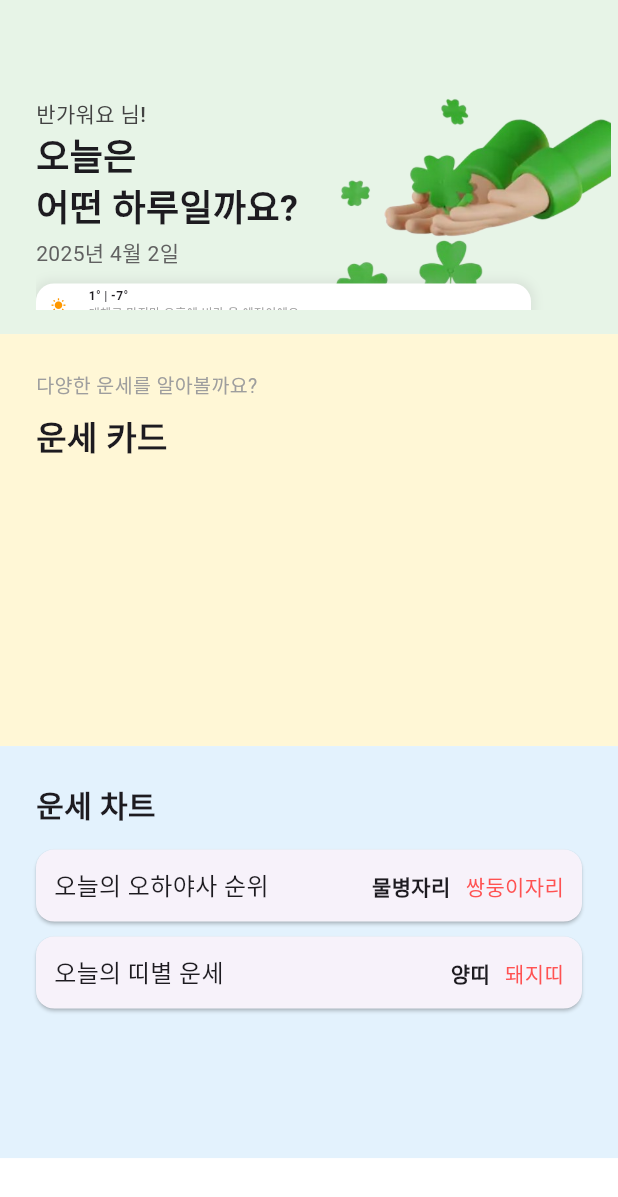
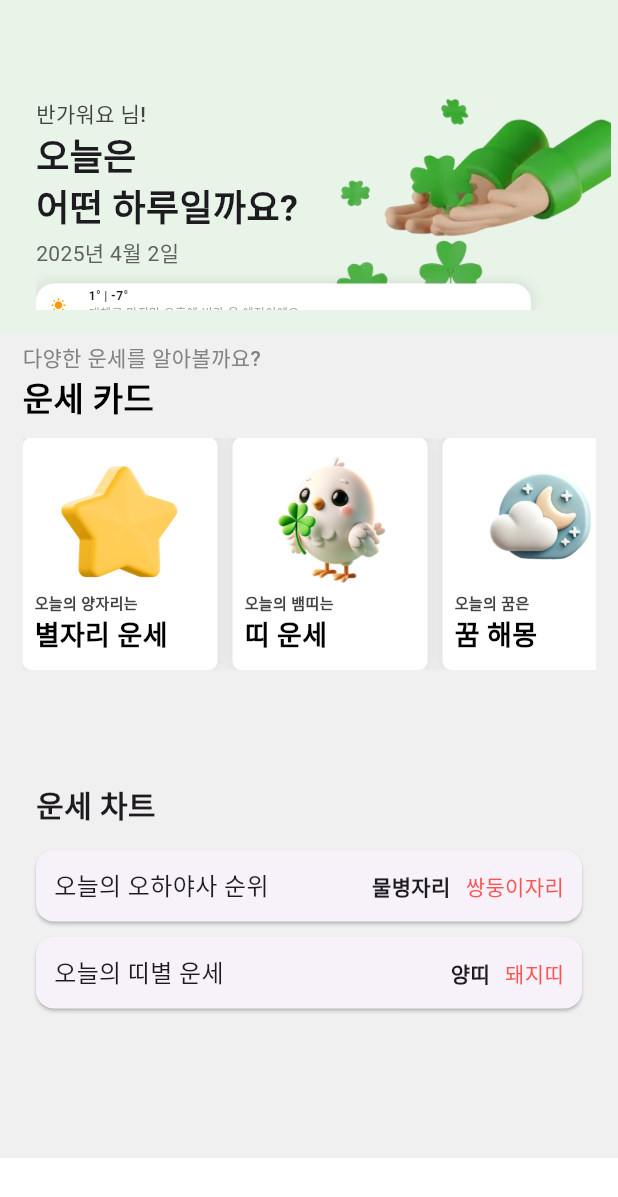
Before and after one commit to haengunse/haengunse-app, a Flutter app: the HomeScreen screen opened directly, on a phone screen of 412 x 824 dp. Shown: the top 1197 px of the screen. Run offline on Flutter 3.47's test engine with Material 3 defaults, Android fonts, the phone set to English and light mode, and no system bars; our stand-ins replace dio, shared_preferences; accounts and stored records are empty; Roboto replaces fonts that are missing (Pretendard).

Commit message:
[feat] 홈-세션2 화면 구성

```diff
--- a/lib/main.dart
+++ b/lib/main.dart
@@ -4,7 +4,6 @@ import 'screens/home_screen.dart';
 import 'screens/input_screen.dart';
 import 'screens/splash_screen.dart';
 import 'screens/today_screen.dart';
-import 'package:flutter_dotenv/flutter_dotenv.dart';
 
 void main() {
   runApp(const MyApp());
--- a/lib/screens/home/session_card.dart
+++ b/lib/screens/home/session_card.dart
@@ -10,16 +10,114 @@ class SessionCard extends StatelessWidget {
     return Container(
       height: screenHeight / 3,
       width: double.infinity,
-      color: const Color(0xFFFFF7D6),
-      padding: const EdgeInsets.all(24),
+      color: const Color.fromARGB(255, 240, 240, 240),
+      padding: const EdgeInsets.fromLTRB(15, 5, 15, 5),
       child: Column(
         crossAxisAlignment: CrossAxisAlignment.start,
-        children: const [
-          Text("다양한 운세를 알아볼까요?",
-              style: TextStyle(fontSize: 13, color: Colors.grey)),
-          SizedBox(height: 8),
-          Text("운세 카드",
-              style: TextStyle(fontSize: 22, fontWeight: FontWeight.bold)),
+        children: [
+          const Text(
+            "다양한 운세를 알아볼까요?",
+            style: TextStyle(
+              fontSize: 14,
+              fontWeight: FontWeight.w500,
+              color: Color.fromARGB(255, 132, 131, 131),
+              fontFamily: 'Pretendard',
+            ),
+          ),
+          const Text(
+            "운세 카드",
+            style: TextStyle(
+              fontSize: 22,
+              fontWeight: FontWeight.w700,
+              color: Colors.black,
+              fontFamily: 'Pretendard',
+            ),
+          ),
+          const SizedBox(height: 10),
+          SizedBox(
+            height: 155,
+            child: ListView(
+              scrollDirection: Axis.horizontal,
+              children: [
+                _buildFortuneCard(
+                  imagePath: 'assets/images/fortune_star.png',
+                  smallTitle: '오늘의 양자리는',
+                  bigTitle: '별자리 운세',
+                ),
+                const SizedBox(width: 10),
+                _buildFortuneCard(
+                  imagePath: 'assets/images/fortune_zodiac.png',
+                  smallTitle: '오늘의 뱀띠는',
+                  bigTitle: '띠 운세',
+                ),
+                const SizedBox(width: 10),
+                _buildFortuneCard(
+                  imagePath: 'assets/images/fortune_dream.png',
+                  smallTitle: '오늘의 꿈은',
+                  bigTitle: '꿈 해몽',
+                ),
+              ],
+            ),
+          ),
+        ],
+      ),
+    );
+  }
+
+  Widget _buildFortuneCard({
+    required String imagePath,
+    required String smallTitle,
+    required String bigTitle,
+  }) {
+    return Container(
+      width: 130,
+      height: 130,
+      padding: const EdgeInsets.symmetric(horizontal: 8, vertical: 10),
+      decoration: BoxDecoration(
+        color: Colors.white,
+        borderRadius: BorderRadius.circular(6),
+        boxShadow: [
+          BoxShadow(
+            color: Colors.black.withOpacity(0.06),
+            blurRadius: 5,
+            spreadRadius: 2,
+            offset: Offset(0, -1),
+          ),
+        ],
+      ),
+      child: Column(
+        crossAxisAlignment: CrossAxisAlignment.start,
+        children: [
+          Expanded(
+            child: Container(
+              width: double.infinity,
+              decoration: BoxDecoration(
+                image: DecorationImage(
+                  image: AssetImage(imagePath),
+                  fit: BoxFit.contain,
+                ),
+              ),
+            ),
+          ),
+          const SizedBox(height: 1),
+          Text(
+            smallTitle,
+            style: TextStyle(
+              fontSize: 10,
+              color: Colors.grey[800],
+              fontWeight: FontWeight.w600,
+              fontFamily: 'Pretendard',
+            ),
+          ),
+          Text(
+            bigTitle,
+            style: const TextStyle(
+              fontSize: 18,
+              color: Colors.black,
+              fontWeight: FontWeight.w600,
+              fontFamily: 'Pretendard',
+            ),
+          ),
         ],
       ),
     );
--- a/lib/screens/home/session_day.dart
+++ b/lib/screens/home/session_day.dart
@@ -32,7 +32,7 @@ class SessionDay extends StatelessWidget {
     return Container(
       height: screenHeight / 3,
       width: double.infinity,
-      color: const Color(0xFFE3F2FD),
+      color: const Color.fromARGB(255, 240, 240, 240),
       padding: const EdgeInsets.all(24),
       child: Column(
         crossAxisAlignment: CrossAxisAlignment.start,
--- a/lib/service/today.dart
+++ /dev/null
@@ -1,26 +0,0 @@
-import 'package:shared_preferences/shared_preferences.dart';
-
-Future<Map<String, dynamic>> getTodayRequestData() async {
-  final prefs = await SharedPreferences.getInstance();
-
-  final name = prefs.getString('name');
-  final gender = prefs.getString('gender');
-  final birthDate = prefs.getString('birthDate');
-  final solarType = prefs.getString('solar'); // "solar", "lunar", "lunarLeaf"
-  final birthTime = prefs.getString('birthTime'); // nullable
-
-  if (name == null ||
-      gender == null ||
-      birthDate == null ||
-      solarType == null) {
-    throw Exception("필수 정보 누락");
-  }
-
-  return {
-    "name": name,
-    "gender": gender,
-    "birthDate": birthDate,
-    "solar": solarType,
-    "birthTime": birthTime, // 그대로 nullable
-  };
-}
```
Also changed, not shown: assets/images/fortune_dream.png (added), assets/images/fortune_star.png (added), assets/images/fortune_zodiac.png (added).
